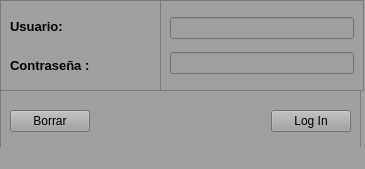
Qt form src/GUI/LoginView.ui (jesusramondovale/IngenicaSTS) before a commit.
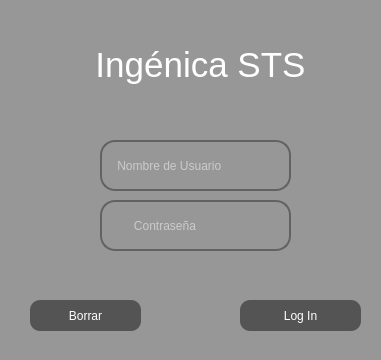
The same form after that commit. Icons and pictures are not drawn.

Patch:
```diff
--- a/src/GUI/LoginView.ui
+++ b/src/GUI/LoginView.ui
@@ -9,8 +9,8 @@
    <rect>
     <x>0</x>
     <y>0</y>
-    <width>365</width>
-    <height>169</height>
+    <width>381</width>
+    <height>360</height>
    </rect>
   </property>
   <property name="windowTitle">
@@ -21,144 +21,134 @@
     <normaloff>../../../logo.ico</normaloff>../../../logo.ico</iconset>
   </property>
   <property name="styleSheet">
-   <string notr="true">*{
-background: rgb(160, 160, 160)
-}</string>
+   <string notr="true">* {
+	 background-color: rgb(151, 151, 151)
+}
+
+QLabel {
+	color: rgb(255, 255, 255);
+
+}
+
+QLineEdit {
+	border:  2px solid rgb(98, 98, 98);
+	border-radius: 15px;
+	color: rgb(255, 255, 255);
+	background-color: rgb(151, 151, 151)
+}
+QLineEdit:hover{
+	border: 2px solid rgb(48,50,62);
+}
+
+QLineEdit:focus {
+
+	border : 2px solid rgb(48,50,62)
+
+}
+
+
+QPushButton {
+
+	border-radius: 10px;
+	background-color: rgb(84, 84, 84);
+	color:rgb(255, 255, 255)
+
+}
+
+QPushButton:hover {
+	background-color: rgb(0, 0, 0)
+}
+
+</string>
   </property>
   <widget class="QWidget" name="centralwidget">
-   <widget class="QFrame" name="frame">
+   <widget class="QPushButton" name="buttonLogin">
+    <property name="enabled">
+     <bool>true</bool>
+    </property>
     <property name="geometry">
      <rect>
-      <x>0</x>
-      <y>0</y>
-      <width>161</width>
-      <height>91</height>
+      <x>240</x>
+      <y>300</y>
+      <width>121</width>
+      <height>31</height>
      </rect>
     </property>
-    <property name="frameShape">
-     <enum>QFrame::StyledPanel</enum>
+    <property name="text">
+     <string>Log In</string>
     </property>
-    <property name="frameShadow">
-     <enum>QFrame::Raised</enum>
+    <property name="checkable">
+     <bool>false</bool>
     </property>
-    <layout class="QVBoxLayout" name="verticalLayout">
-     <item>
-      <widget class="QLabel" name="labelUser">
-       <property name="font">
-        <font>
-         <pointsize>10</pointsize>
-         <weight>75</weight>
-         <bold>true</bold>
-        </font>
-       </property>
-       <property name="text">
-        <string>Usuario:</string>
-       </property>
-      </widget>
-     </item>
-     <item>
-      <widget class="QLabel" name="labelPassword">
-       <property name="font">
-        <font>
-         <pointsize>10</pointsize>
-         <weight>75</weight>
-         <bold>true</bold>
-        </font>
-       </property>
-       <property name="text">
-        <string>Contraseña :</string>
-       </property>
-      </widget>
-     </item>
-    </layout>
    </widget>
-   <widget class="QFrame" name="frame_2">
+   <widget class="QPushButton" name="buttonBorrar">
+    <property name="enabled">
+     <bool>true</bool>
+    </property>
     <property name="geometry">
      <rect>
-      <x>160</x>
-      <y>0</y>
-      <width>204</width>
-      <height>91</height>
+      <x>30</x>
+      <y>300</y>
+      <width>111</width>
+      <height>31</height>
      </rect>
     </property>
-    <property name="frameShape">
-     <enum>QFrame::StyledPanel</enum>
+    <property name="styleSheet">
+     <string notr="true"/>
     </property>
-    <property name="frameShadow">
-     <enum>QFrame::Raised</enum>
+    <property name="text">
+     <string>Borrar</string>
     </property>
-    <layout class="QVBoxLayout" name="verticalLayout_2">
-     <item>
-      <widget class="QLineEdit" name="textFieldUser"/>
-     </item>
-     <item>
-      <widget class="QLineEdit" name="textFieldPassword">
-       <property name="acceptDrops">
-        <bool>false</bool>
-       </property>
-       <property name="echoMode">
-        <enum>QLineEdit::Password</enum>
-       </property>
-      </widget>
-     </item>
-    </layout>
    </widget>
-   <widget class="QFrame" name="frame_3">
+   <widget class="QLineEdit" name="textFieldPassword">
     <property name="geometry">
      <rect>
-      <x>0</x>
-      <y>90</y>
-      <width>361</width>
-      <height>62</height>
+      <x>100</x>
+      <y>200</y>
+      <width>191</width>
+      <height>51</height>
      </rect>
     </property>
-    <property name="frameShape">
-     <enum>QFrame::StyledPanel</enum>
+    <property name="acceptDrops">
+     <bool>false</bool>
     </property>
-    <property name="frameShadow">
-     <enum>QFrame::Raised</enum>
+    <property name="echoMode">
+     <enum>QLineEdit::Password</enum>
     </property>
-    <layout class="QHBoxLayout" name="horizontalLayout">
-     <item>
-      <widget class="QPushButton" name="buttonBorrar">
-       <property name="enabled">
-        <bool>true</bool>
-       </property>
-       <property name="text">
-        <string>Borrar</string>
-       </property>
-      </widget>
-     </item>
-     <item>
-      <spacer name="horizontalSpacer">
-       <property name="orientation">
-        <enum>Qt::Horizontal</enum>
-       </property>
-       <property name="sizeHint" stdset="0">
-        <size>
-         <width>40</width>
-         <height>20</height>
-        </size>
-       </property>
-      </spacer>
-     </item>
-     <item>
-      <widget class="QPushButton" name="buttonLogin">
-       <property name="enabled">
-        <bool>true</bool>
-       </property>
-       <property name="text">
-        <string>Log In</string>
-       </property>
-       <property name="checkable">
-        <bool>false</bool>
-       </property>
-      </widget>
-     </item>
-    </layout>
+    <property name="placeholderText">
+     <string>         Contraseña </string>
+    </property>
+   </widget>
+   <widget class="QLineEdit" name="textFieldUser">
+    <property name="geometry">
+     <rect>
+      <x>100</x>
+      <y>140</y>
+      <width>191</width>
+      <height>51</height>
+     </rect>
+    </property>
+    <property name="placeholderText">
+     <string>    Nombre de Usuario</string>
+    </property>
+   </widget>
+   <widget class="QLabel" name="label">
+    <property name="geometry">
+     <rect>
+      <x>40</x>
+      <y>20</y>
+      <width>321</width>
+      <height>91</height>
+     </rect>
+    </property>
+    <property name="text">
+     <string>&lt;html&gt;&lt;head/&gt;&lt;body&gt;&lt;p align=&quot;center&quot;&gt;&lt;span style=&quot; font-size:26pt; color:#ffffff;&quot;&gt;Ingénica STS&lt;/span&gt;&lt;/p&gt;&lt;/body&gt;&lt;/html&gt;</string>
+    </property>
+    <property name="alignment">
+     <set>Qt::AlignCenter</set>
+    </property>
    </widget>
   </widget>
-  <widget class="QStatusBar" name="statusbar"/>
   <action name="tabSalir">
    <property name="text">
     <string>Salir</string>
```
